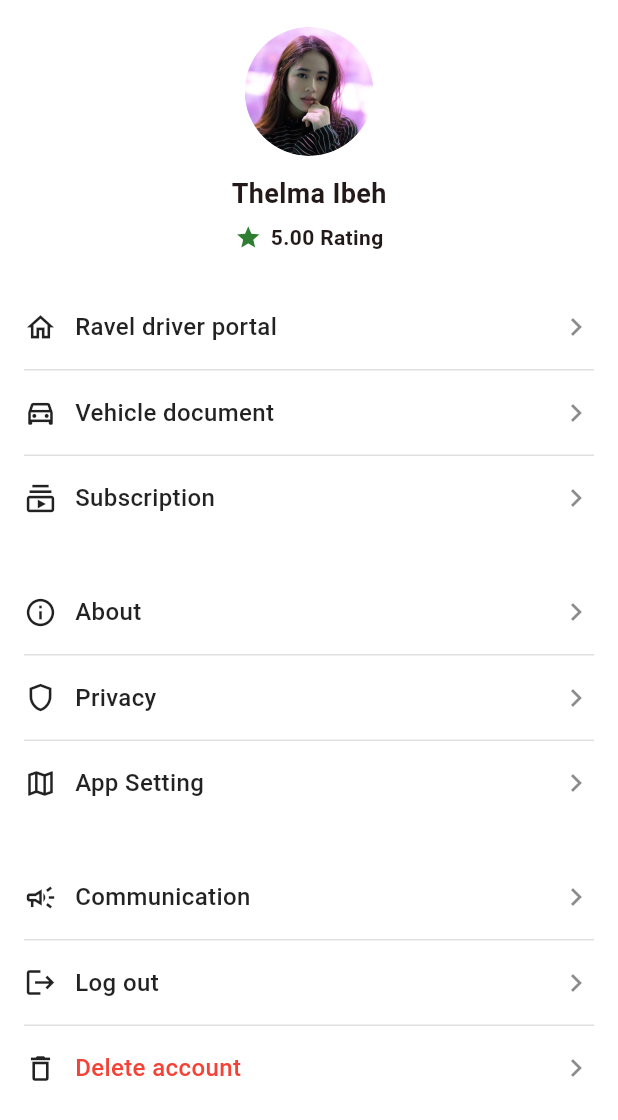
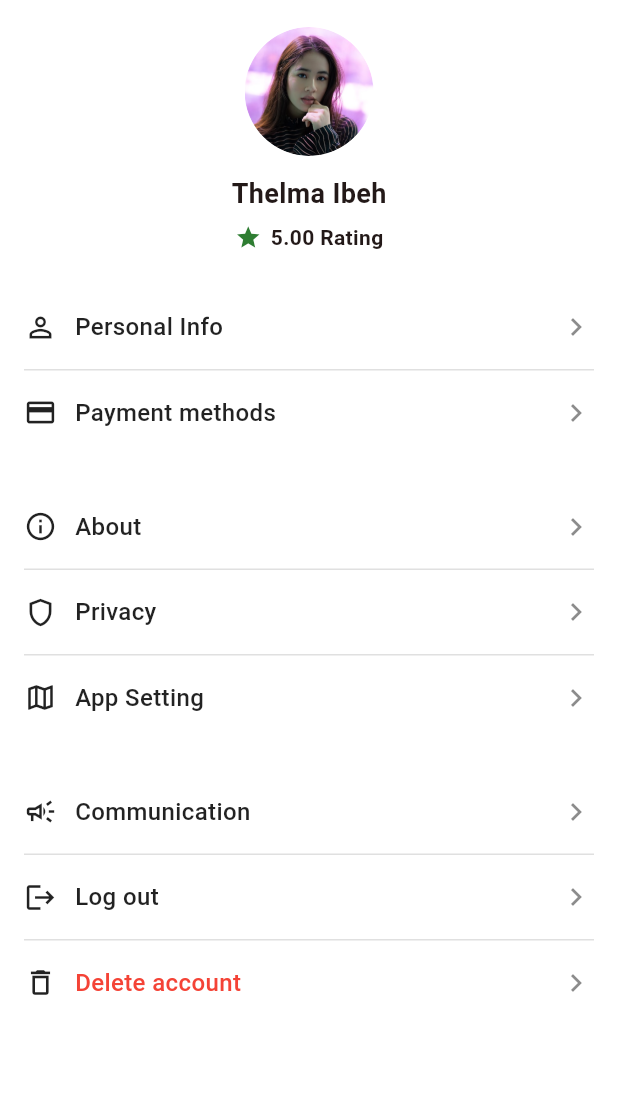
Before and after one commit to MariaD137/ravelgo, a Flutter app: the Accountview screen opened directly, on a phone screen of 412 x 824 dp. Shown: the top 1120 px of the screen. Run offline on Flutter 3.47's test engine with Material 3 defaults, Android fonts, the phone set to English and light mode, and no system bars; our stand-ins replace dotted_border, flutter_dotenv, geolocator, google_maps_flutter, image_picker.

Commit message:
Remove driver-only content from user_app's rider Account screen
Full content audit of user_app per the "does this belong to a rider"
question, focused on what's actually reachable from navigation (not
just grepping for the word "driver"):

- "Ravel driver portal" menu item opened RavelDriverPortalScreen, a
  driver-branded profile screen (driver badge logo, "driver profile"
  copy) wired to SideMenuDriver - a whole side menu of driver-only
  screens (documents like "Driver's license"/"NIN Slip", vehicle
  management, driver trip history, passenger invoices from the
  driver's side). None of it was reachable from anywhere except this
  one menu item, so it was dead weight the moment the item pointed
  elsewhere. Rewired it to PersonalInfo - an existing, complete,
  correctly rider-branded profile screen that was sitting unused in
  OtherViews/ this whole time (view/edit name, phone, email; its own
  copy already reads "to help drivers identify you", i.e. genuinely
  rider-appropriate).
- "Vehicle document" menu item had no onTap handler at all - a dead
  button, and "vehicle document" isn't a rider concept anyway (riders
  don't have a vehicle to document). Removed.
- "Subscription" menu item opened a plan-picker whose sole feature was
  "Ability to accept and complete a ride for 24 hours" - that's a
  driver subscription (accepting rides is what a driver does), and the
  repo's own CRITICAL-REVIEW.md confirms subscriptions are a driver-only
  concept ("Driver subscriptions exist but...") with no rider
  equivalent anywhere in the product docs. Rather than invent rider
  subscription benefits that don't exist in the backend, replaced it
  with Payment methods, pointing at PaymentView - another complete,
  correctly-scoped, already-built screen that was unused.

All of Driver_Portal/ (9 files) plus Subscription.dart and
SubscriptionSuccessPage.dart are now deleted - each was reachable only
through the menu item it's replaced by here, confirmed both by grep
(nothing else imports them) and by `flutter analyze` finding zero
errors after removal (188 issues remain, all pre-existing style
infos/warnings, down from 204 since deleting the files also removed
their own lint findings).

Not touched: this doesn't address every trace of driver-shaped framing
elsewhere (e.g. Home's "Get Online" toggle and "Driver Rating / Score"
stat, which are a bigger rewrite of the Home screen's actual content,
not a wiring fix) - that's a separate, larger change.

```diff
--- a/user_app/lib/views/AccountView/Account.dart
+++ b/user_app/lib/views/AccountView/Account.dart
@@ -2,9 +2,9 @@ import 'dart:io';
 import 'package:flutter/material.dart';
 import 'package:ravelgo_user_app/views/AccountView/AppSettingsPage.dart';
 import 'package:ravelgo_user_app/views/AccountView/CommunicationsPage.dart';
-import 'package:ravelgo_user_app/views/AccountView/Subscription.dart';
-import 'package:ravelgo_user_app/views/Driver_Portal/ravel_driver_portal_screen.dart';
 import 'package:ravelgo_user_app/views/OtherViews/AboutView.dart';
+import 'package:ravelgo_user_app/views/OtherViews/PaymentView.dart';
+import 'package:ravelgo_user_app/views/OtherViews/PersonalInfo.dart';
 import 'package:ravelgo_user_app/views/OtherViews/PrivacyScreen.dart';
 import 'package:ravelgo_user_app/theme/app_theme.dart';
 
@@ -59,28 +59,23 @@ class Accountview extends StatelessWidget {
             _section(
               children: [
                 _menuRow(
-                  icon: Icons.home_outlined,
-                  label: 'Ravel driver portal',
+                  icon: Icons.person_outline,
+                  label: 'Personal Info',
                   onTap: (){
                     Navigator.push(
                       context,
-                      MaterialPageRoute(builder: (context) => RavelDriverPortalScreen()),
+                      MaterialPageRoute(builder: (context) => const PersonalInfo()),
                     );
                   }
                 ),
                 _divider(),
                 _menuRow(
-                  icon: Icons.directions_car_outlined,
-                  label: 'Vehicle document',
-                ),
-                _divider(),
-                _menuRow(
-                  icon: Icons.subscriptions_outlined,
-                  label: 'Subscription',
+                  icon: Icons.payment_outlined,
+                  label: 'Payment methods',
                   onTap: (){
                     Navigator.push(
                       context,
-                      MaterialPageRoute(builder: (context) => SubscriptionPage()),
+                      MaterialPageRoute(builder: (context) => PaymentView()),
                     );
                   }
                 ),
```
